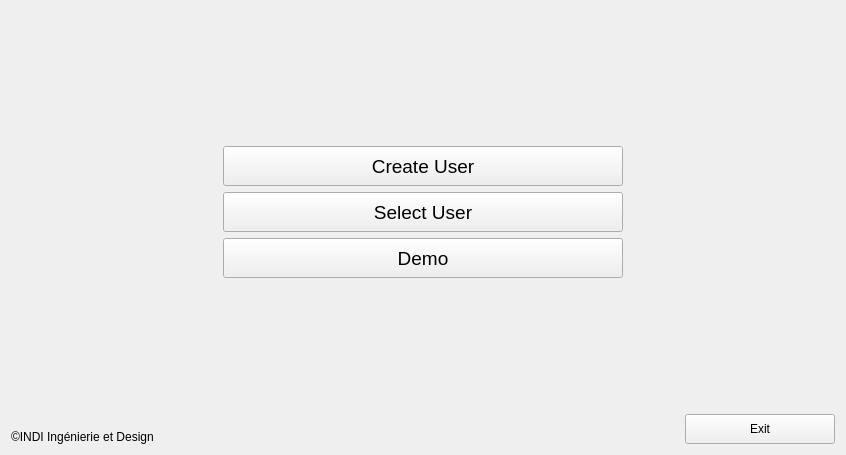
The window that src/gui_pkg/include/gui_pkg/main_form.ui (cristianbass01/GUI_robotic_exoskeleton) describes before a commit, drawn with Qt 5.
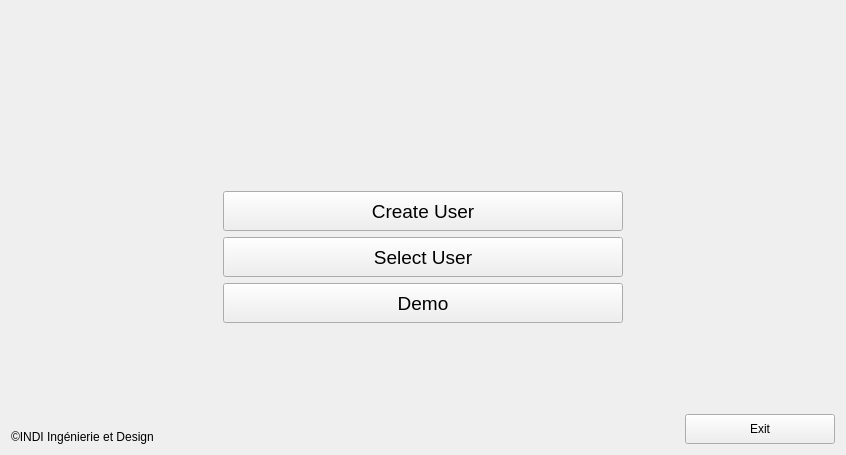
The same window after the commit. Icons and pictures are not drawn.

What changed in the file:
```diff
--- a/src/gui_pkg/include/gui_pkg/main_form.ui
+++ b/src/gui_pkg/include/gui_pkg/main_form.ui
@@ -28,7 +28,7 @@
           <enum>Qt::Vertical</enum>
          </property>
          <property name="sizeType">
-          <enum>QSizePolicy::Fixed</enum>
+          <enum>QSizePolicy::Expanding</enum>
          </property>
          <property name="sizeHint" stdset="0">
           <size>
```
Left out of the diff: 4 changed lines with no effect on the pictures.
